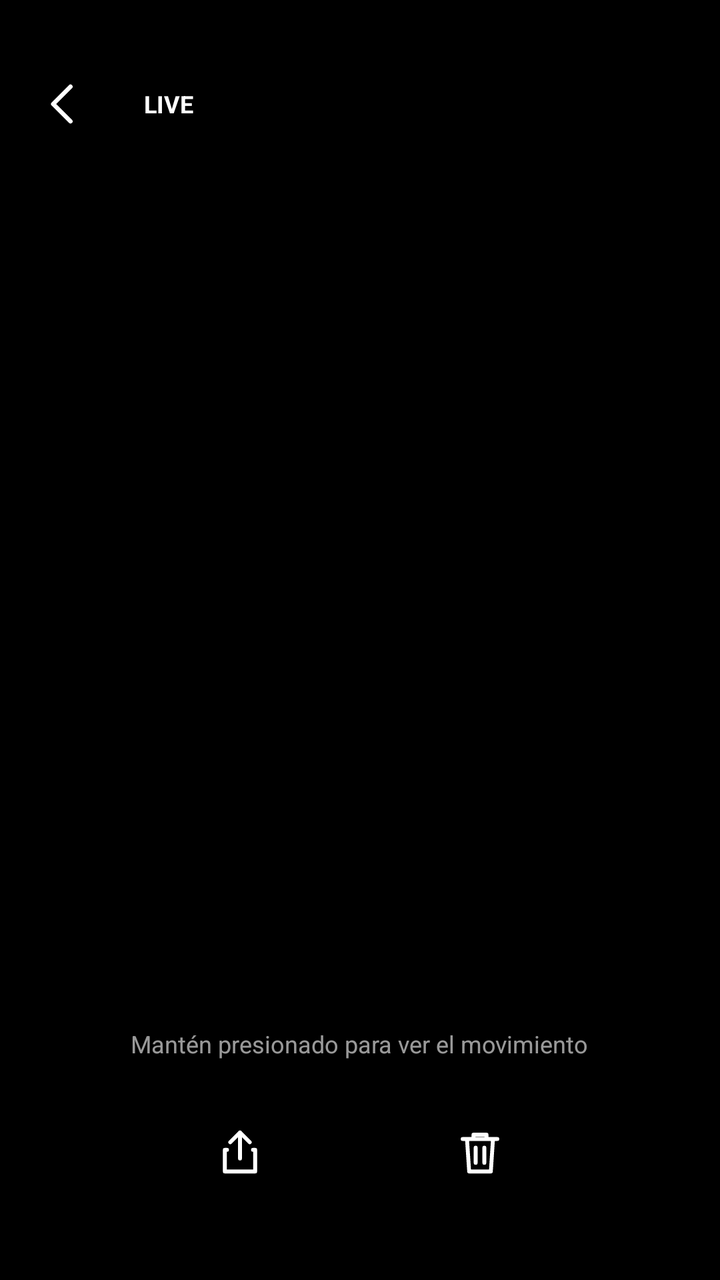
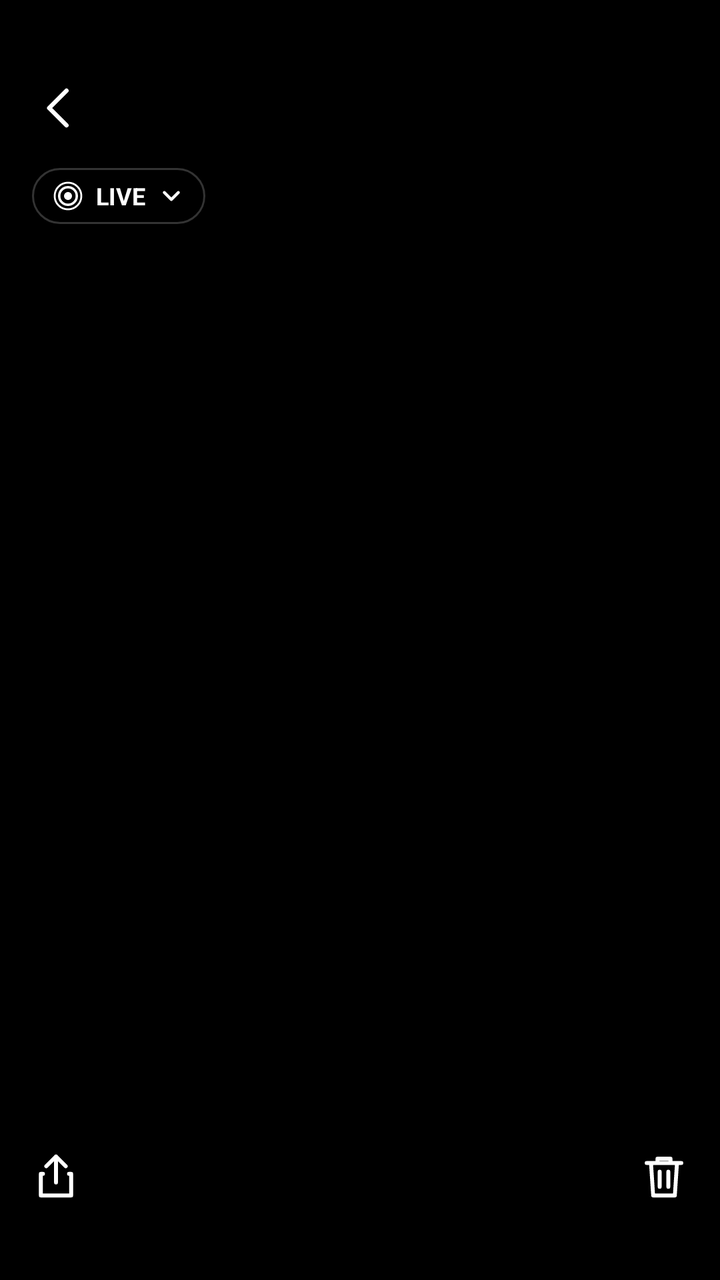

An Android layout rendered at two revisions. The XML below is the earlier revision; the diff shows what the commit changed to produce the second picture.
<!-- AndroidManifest.xml: application theme Theme.FotoAnimada -->
<!-- res/layout/activity_viewer.xml -->
<?xml version="1.0" encoding="utf-8"?>
<FrameLayout xmlns:android="http://schemas.android.com/apk/res/android"
    android:layout_width="match_parent"
    android:layout_height="match_parent"
    android:background="#000000">

    <androidx.viewpager2.widget.ViewPager2
        android:id="@+id/pager"
        android:layout_width="match_parent"
        android:layout_height="match_parent" />

    <LinearLayout
        android:id="@+id/topBar"
        android:layout_width="match_parent"
        android:layout_height="wrap_content"
        android:layout_gravity="top"
        android:layout_marginTop="28dp"
        android:gravity="center_vertical"
        android:orientation="horizontal"
        android:paddingHorizontal="8dp">

        <ImageButton
            android:id="@+id/back"
            android:layout_width="48dp"
            android:layout_height="48dp"
            android:background="?android:attr/selectableItemBackgroundBorderless"
            android:contentDescription="Volver"
            android:src="@drawable/ic_back" />

        <TextView
            android:id="@+id/liveBadge"
            android:layout_width="wrap_content"
            android:layout_height="wrap_content"
            android:layout_marginStart="8dp"
            android:background="@drawable/bg_badge"
            android:drawablePadding="4dp"
            android:gravity="center_vertical"
            android:paddingHorizontal="8dp"
            android:paddingVertical="3dp"
            android:text="LIVE"
            android:textColor="#FFFFFF"
            android:textSize="12sp"
            android:textStyle="bold" />
    </LinearLayout>

    <TextView
        android:id="@+id/hint"
        android:layout_width="wrap_content"
        android:layout_height="wrap_content"
        android:layout_gravity="bottom|center_horizontal"
        android:layout_marginBottom="110dp"
        android:text="Mantén presionado para ver el movimiento"
        android:textColor="#99FFFFFF"
        android:textSize="12sp" />

    <LinearLayout
        android:id="@+id/bottomBar"
        android:layout_width="match_parent"
        android:layout_height="wrap_content"
        android:layout_gravity="bottom"
        android:layout_marginBottom="36dp"
        android:gravity="center"
        android:orientation="horizontal">

        <ImageButton
            android:id="@+id/share"
            android:layout_width="56dp"
            android:layout_height="56dp"
            android:layout_marginEnd="64dp"
            android:background="?android:attr/selectableItemBackgroundBorderless"
            android:contentDescription="Compartir"
            android:src="@drawable/ic_share" />

        <ImageButton
            android:id="@+id/delete"
            android:layout_width="56dp"
            android:layout_height="56dp"
            android:background="?android:attr/selectableItemBackgroundBorderless"
            android:contentDescription="Eliminar"
            android:src="@drawable/ic_delete" />
    </LinearLayout>
</FrameLayout>
<!-- resources referenced by this layout -->
<resources>
  <!-- drawable bg_badge (drawable) -->
  <shape xmlns:android="http://schemas.android.com/apk/res/android" android:shape="rectangle">
      <solid android:color="#99000000" />
      <corners android:radius="6dp" />
  </shape>
  <!-- drawable ic_back (drawable) -->
  <vector xmlns:android="http://schemas.android.com/apk/res/android"
      android:width="26dp" android:height="26dp" android:viewportWidth="24" android:viewportHeight="24">
      <path android:strokeColor="#FFFFFF" android:strokeWidth="2" android:fillColor="#00000000"
          android:strokeLineCap="round" android:strokeLineJoin="round"
          android:pathData="M15,4l-8,8l8,8" />
  </vector>
  <!-- drawable ic_delete (drawable) -->
  <vector xmlns:android="http://schemas.android.com/apk/res/android"
      android:width="26dp" android:height="26dp" android:viewportWidth="24" android:viewportHeight="24">
      <path android:strokeColor="#FFFFFF" android:strokeWidth="1.8" android:fillColor="#00000000"
          android:strokeLineCap="round" android:strokeLineJoin="round"
          android:pathData="M4,6h16M9,6V4h6v2M6,6l1,15h10l1,-15M10,10v7M14,10v7" />
  </vector>
  <!-- drawable ic_share (drawable) -->
  <vector xmlns:android="http://schemas.android.com/apk/res/android"
      android:width="26dp" android:height="26dp" android:viewportWidth="24" android:viewportHeight="24">
      <path android:strokeColor="#FFFFFF" android:strokeWidth="1.8" android:fillColor="#00000000"
          android:strokeLineCap="round" android:strokeLineJoin="round"
          android:pathData="M12,15V3M7.5,7.5L12,3l4.5,4.5M6,11H5v10h14V11h-1" />
  </vector>
  <style name="Theme.FotoAnimada" parent="android:Theme.Material.NoActionBar">
          <item name="android:statusBarColor">#000000</item>
          <item name="android:navigationBarColor">#000000</item>
          <item name="android:windowBackground">#000000</item>
      </style>
</resources>

<!-- the commit's change to res/layout/activity_viewer.xml (unified diff, before → after) -->
@@ -9,74 +9,125 @@
         android:layout_width="match_parent"
         android:layout_height="match_parent" />
 
+    
     <LinearLayout
         android:id="@+id/topBar"
         android:layout_width="match_parent"
         android:layout_height="wrap_content"
         android:layout_gravity="top"
-        android:layout_marginTop="28dp"
-        android:gravity="center_vertical"
-        android:orientation="horizontal"
-        android:paddingHorizontal="8dp">
+        android:background="#CC000000"
+        android:orientation="vertical"
+        android:paddingBottom="10dp"
+        android:paddingTop="30dp">
 
-        <ImageButton
-            android:id="@+id/back"
-            android:layout_width="48dp"
-            android:layout_height="48dp"
-            android:background="?android:attr/selectableItemBackgroundBorderless"
-            android:contentDescription="Volver"
-            android:src="@drawable/ic_back" />
+        <FrameLayout
+            android:layout_width="match_parent"
+            android:layout_height="48dp">
+
+            <ImageButton
+                android:id="@+id/back"
+                android:layout_width="48dp"
+                android:layout_height="48dp"
+                android:layout_marginStart="6dp"
+                android:background="?android:attr/selectableItemBackgroundBorderless"
+                android:contentDescription="Volver"
+                android:src="@drawable/ic_back" />
+
+            <LinearLayout
+                android:layout_width="wrap_content"
+                android:layout_height="wrap_content"
+                android:layout_gravity="center"
+                android:gravity="center"
+                android:orientation="vertical">
+
+                <TextView
+                    android:id="@+id/title"
+                    android:layout_width="wrap_content"
+                    android:layout_height="wrap_content"
+                    android:textColor="#FFFFFF"
+                    android:textSize="16sp"
+                    android:textStyle="bold" />
+
+                <TextView
+                    android:id="@+id/subtitle"
+                    android:layout_width="wrap_content"
+                    android:layout_height="wrap_content"
+                    android:textColor="#99FFFFFF"
+                    android:textSize="12sp" />
+            </LinearLayout>
+        </FrameLayout>
 
         <TextView
-            android:id="@+id/liveBadge"
+            android:id="@+id/fxChip"
             android:layout_width="wrap_content"
-            android:layout_height="wrap_content"
-            android:layout_marginStart="8dp"
-            android:background="@drawable/bg_badge"
-            android:drawablePadding="4dp"
+            android:layout_height="28dp"
+            android:layout_marginStart="16dp"
+            android:layout_marginTop="6dp"
+            android:background="@drawable/bg_chip"
+            android:drawableEnd="@drawable/ic_chevron"
+            android:drawablePadding="6dp"
+            android:drawableStart="@drawable/ic_live_small"
             android:gravity="center_vertical"
-            android:paddingHorizontal="8dp"
-            android:paddingVertical="3dp"
+            android:paddingHorizontal="10dp"
             android:text="LIVE"
             android:textColor="#FFFFFF"
             android:textSize="12sp"
             android:textStyle="bold" />
     </LinearLayout>
 
-    <TextView
-        android:id="@+id/hint"
-        android:layout_width="wrap_content"
-        android:layout_height="wrap_content"
-        android:layout_gravity="bottom|center_horizontal"
-        android:layout_marginBottom="110dp"
-        android:text="Mantén presionado para ver el movimiento"
-        android:textColor="#99FFFFFF"
-        android:textSize="12sp" />
-
+    
     <LinearLayout
         android:id="@+id/bottomBar"
         android:layout_width="match_parent"
         android:layout_height="wrap_content"
         android:layout_gravity="bottom"
-        android:layout_marginBottom="36dp"
-        android:gravity="center"
-        android:orientation="horizontal">
+        android:background="#CC000000"
+        android:orientation="vertical"
+        android:paddingBottom="28dp"
+        android:paddingTop="8dp">
 
-        <ImageButton
-            android:id="@+id/share"
-            android:layout_width="56dp"
-            android:layout_height="56dp"
-            android:layout_marginEnd="64dp"
-            android:background="?android:attr/selectableItemBackgroundBorderless"
-            android:contentDescription="Compartir"
-            android:src="@drawable/ic_share" />
+        <TextView
+            android:id="@+id/hint"
+            android:layout_width="wrap_content"
+            android:layout_height="wrap_content"
+            android:layout_gravity="center_horizontal"
+            android:layout_marginBottom="8dp"
+            android:textColor="#99FFFFFF"
+            android:textSize="12sp" />
 
-        <ImageButton
-            android:id="@+id/delete"
-            android:layout_width="56dp"
-            android:layout_height="56dp"
-            android:background="?android:attr/selectableItemBackgroundBorderless"
-            android:contentDescription="Eliminar"
-            android:src="@drawable/ic_delete" />
+        <androidx.recyclerview.widget.RecyclerView
+            android:id="@+id/strip"
+            android:layout_width="match_parent"
+            android:layout_height="52dp"
+            android:clipToPadding="false" />
+
+        <LinearLayout
+            android:layout_width="match_parent"
+            android:layout_height="wrap_content"
+            android:layout_marginTop="10dp"
+            android:gravity="center"
+            android:orientation="horizontal">
+
+            <ImageButton
+                android:id="@+id/share"
+                android:layout_width="56dp"
+                android:layout_height="48dp"
+                android:background="?android:attr/selectableItemBackgroundBorderless"
+                android:contentDescription="Compartir"
+                android:src="@drawable/ic_share" />
+
+            <View
+                android:layout_width="0dp"
+                android:layout_height="1dp"
+                android:layout_weight="1" />
+
+            <ImageButton
+                android:id="@+id/delete"
+                android:layout_width="56dp"
+                android:layout_height="48dp"
+                android:background="?android:attr/selectableItemBackgroundBorderless"
+                android:contentDescription="Eliminar"
+                android:src="@drawable/ic_delete" />
+        </LinearLayout>
     </LinearLayout>
 </FrameLayout>
<!-- resource entries referenced after the edit -->
@@ -1,9 +1,10 @@
 <!-- resources referenced by this layout -->
 <resources>
-  <!-- drawable bg_badge (drawable) -->
+  <!-- drawable bg_chip (drawable) -->
   <shape xmlns:android="http://schemas.android.com/apk/res/android" android:shape="rectangle">
-      <solid android:color="#99000000" />
-      <corners android:radius="6dp" />
+      <solid android:color="#59000000" />
+      <stroke android:width="1dp" android:color="#33FFFFFF" />
+      <corners android:radius="14dp" />
   </shape>
   <!-- drawable ic_back (drawable) -->
   <vector xmlns:android="http://schemas.android.com/apk/res/android"
@@ -12,12 +13,27 @@
           android:strokeLineCap="round" android:strokeLineJoin="round"
           android:pathData="M15,4l-8,8l8,8" />
   </vector>
+  <!-- drawable ic_chevron (drawable) -->
+  <vector xmlns:android="http://schemas.android.com/apk/res/android"
+      android:width="14dp" android:height="14dp" android:viewportWidth="24" android:viewportHeight="24">
+      <path android:strokeColor="#FFFFFF" android:strokeWidth="2.5" android:fillColor="#00000000"
+          android:strokeLineCap="round" android:strokeLineJoin="round" android:pathData="M6,9l6,6l6,-6" />
+  </vector>
   <!-- drawable ic_delete (drawable) -->
   <vector xmlns:android="http://schemas.android.com/apk/res/android"
       android:width="26dp" android:height="26dp" android:viewportWidth="24" android:viewportHeight="24">
       <path android:strokeColor="#FFFFFF" android:strokeWidth="1.8" android:fillColor="#00000000"
           android:strokeLineCap="round" android:strokeLineJoin="round"
           android:pathData="M4,6h16M9,6V4h6v2M6,6l1,15h10l1,-15M10,10v7M14,10v7" />
+  </vector>
+  <!-- drawable ic_live_small (drawable) -->
+  <vector xmlns:android="http://schemas.android.com/apk/res/android"
+      android:width="16dp" android:height="16dp" android:viewportWidth="24" android:viewportHeight="24">
+      <path android:fillColor="#FFFFFF" android:pathData="M12,9a3,3 0,1 1,0 6a3,3 0,1 1,0 -6z" />
+      <path android:strokeColor="#FFFFFF" android:strokeWidth="1.8" android:fillColor="#00000000"
+          android:pathData="M12,5.4a6.6,6.6 0,1 1,0 13.2a6.6,6.6 0,1 1,0 -13.2z" />
+      <path android:strokeColor="#FFFFFF" android:strokeWidth="1.4" android:fillColor="#00000000"
+          android:pathData="M12,2a10,10 0,1 1,0 20a10,10 0,1 1,0 -20z" />
   </vector>
   <!-- drawable ic_share (drawable) -->
   <vector xmlns:android="http://schemas.android.com/apk/res/android"
